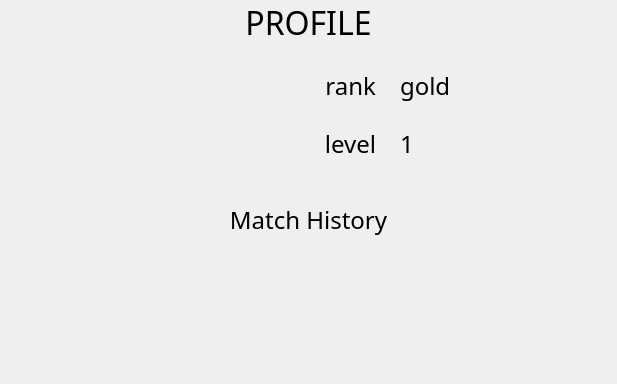
This is nitin_venv/Chess-master/wui/profile.ui in NetworkProgramming-20212-Group1/ChessMultiplayer as Qt 5 draws it before an edit; both pictures show x 0 to 617 and y 0 to 384 of the 617 by 571 pixel window. The edited form follows.
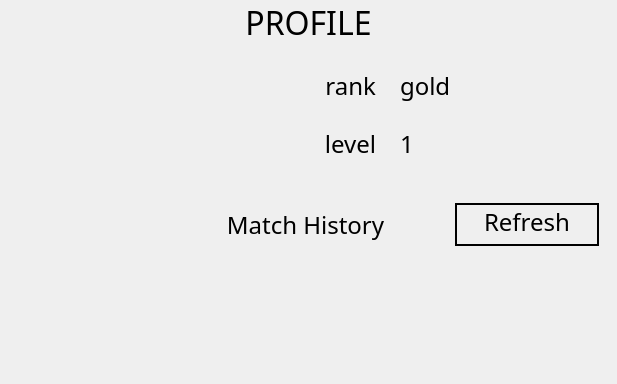
This is the edited form. Icons and pictures are not drawn.

Patch:
```diff
--- a/nitin_venv/Chess-master/wui/profile.ui
+++ b/nitin_venv/Chess-master/wui/profile.ui
@@ -198,7 +198,20 @@
         <layout class="QVBoxLayout" name="verticalLayout_2">
          <item>
           <widget class="QWidget" name="widget_15" native="true">
-           <layout class="QVBoxLayout" name="verticalLayout_4">
+           <layout class="QHBoxLayout" name="horizontalLayout_3" stretch="1,2,1">
+            <item>
+             <spacer name="horizontalSpacer">
+              <property name="orientation">
+               <enum>Qt::Horizontal</enum>
+              </property>
+              <property name="sizeHint" stdset="0">
+               <size>
+                <width>40</width>
+                <height>20</height>
+               </size>
+              </property>
+             </spacer>
+            </item>
             <item>
              <widget class="QLabel" name="Match_history">
               <property name="font">
@@ -215,6 +228,24 @@
               </property>
              </widget>
             </item>
+            <item>
+             <widget class="QPushButton" name="refreshButton">
+              <property name="font">
+               <font>
+                <family>Poor Richard</family>
+                <pointsize>18</pointsize>
+               </font>
+              </property>
+              <property name="styleSheet">
+               <string notr="true">border-radius : 100; 
+border : 2px solid black;
+padding-bottom: 5px</string>
+              </property>
+              <property name="text">
+               <string>Refresh</string>
+              </property>
+             </widget>
+            </item>
            </layout>
           </widget>
          </item>
@@ -232,7 +263,7 @@
               <x>0</x>
               <y>0</y>
               <width>593</width>
-              <height>320</height>
+              <height>311</height>
              </rect>
             </property>
             <layout class="QVBoxLayout" name="verticalLayout"/>
```
